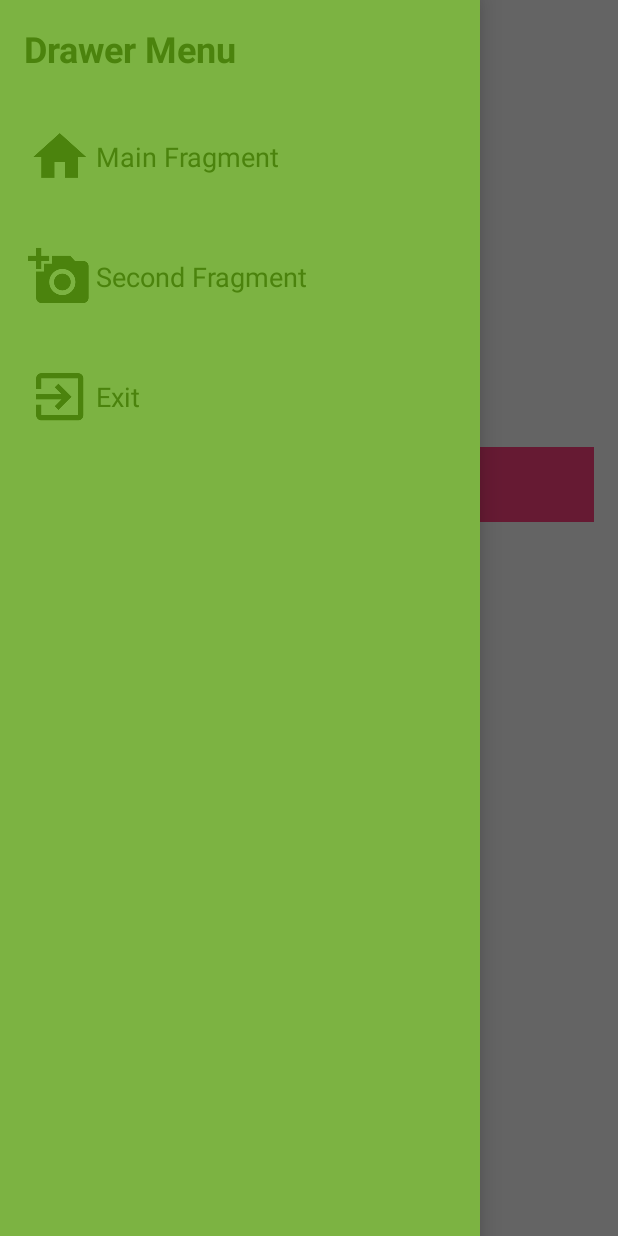
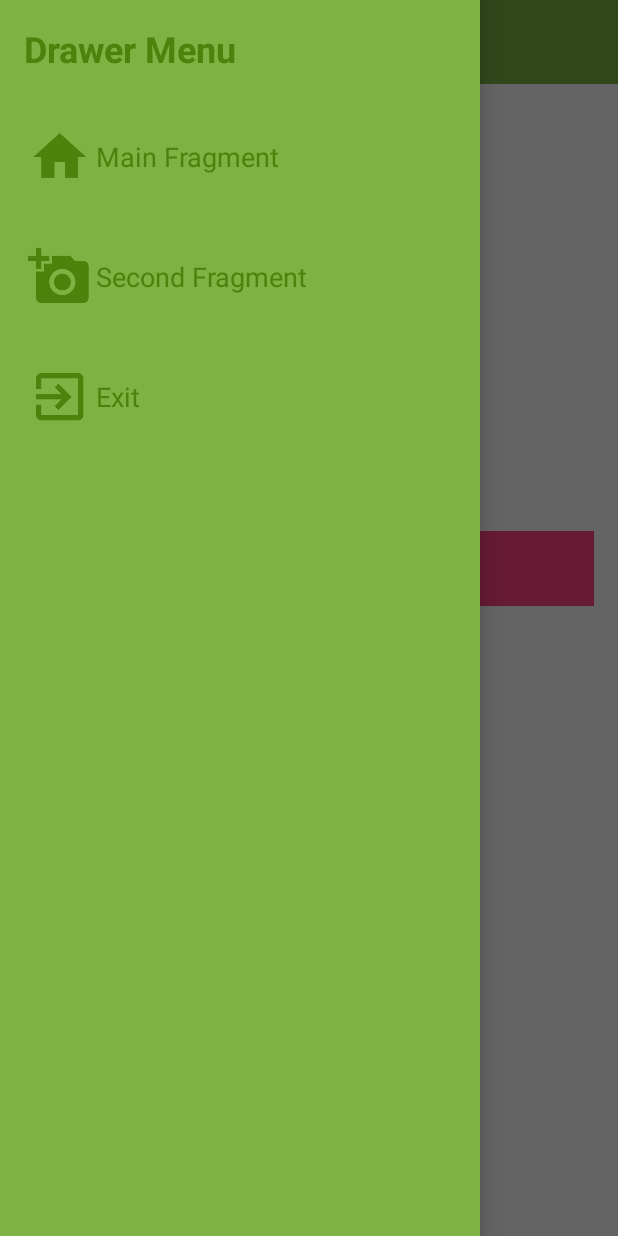
Before and after one commit to daow28/MyEasyService, an Android app: the screen it shows after launch (MainActivity), with the side drawer open, on a phone screen of 412 x 824 dp. Run offline under Robolectric (Android 15) with nearby library versions, the phone set to English and light mode, and no system bars.

Commit message:
Hamburger Icon Finish

```diff
--- a/app/src/main/java/app/tsc/rotchanan/myeasyservice/MainActivity.java
+++ b/app/src/main/java/app/tsc/rotchanan/myeasyservice/MainActivity.java
@@ -1,17 +1,26 @@
 package app.tsc.rotchanan.myeasyservice;
 
+import android.content.res.Configuration;
+import android.support.annotation.Nullable;
 import android.support.v4.widget.DrawerLayout;
+import android.support.v7.app.ActionBarDrawerToggle;
 import android.support.v7.app.AppCompatActivity;
 import android.os.Bundle;
+import android.support.v7.widget.Toolbar;
+import android.view.MenuItem;
 import android.view.View;
 import android.widget.Button;
 import android.widget.TextView;
 
 import app.tsc.rotchanan.myeasyservice.fragment.MainFragment;
+import app.tsc.rotchanan.myeasyservice.fragment.SecondFragment;
 
 public class MainActivity extends AppCompatActivity {
 
     private DrawerLayout drawerLayout;
+    private ActionBarDrawerToggle actionBarDrawerToggle;
+    private Toolbar toolbar;
+
 
     @Override
     protected void onCreate(Bundle savedInstanceState) {
@@ -28,7 +37,54 @@ public class MainActivity extends AppCompatActivity {
         textController();
 
 
+        // Create Toolbar
+        createToolbar();
+
+
     } // Main Method
+
+
+    @Override
+    public boolean onOptionsItemSelected(MenuItem item) {
+
+        if (actionBarDrawerToggle.onOptionsItemSelected(item)) {
+            return true;
+        }
+
+        return super.onOptionsItemSelected(item);
+    }
+
+    @Override
+    protected void onPostCreate(@Nullable Bundle savedInstanceState) {
+        super.onPostCreate(savedInstanceState);
+
+        actionBarDrawerToggle.syncState();
+
+    }
+
+    @Override
+    public void onConfigurationChanged(Configuration newConfig) {
+        super.onConfigurationChanged(newConfig);
+
+        actionBarDrawerToggle.onConfigurationChanged(newConfig);
+
+    }
+
+    private void createToolbar() {
+        toolbar = (Toolbar) findViewById(R.id.toolBarMain);
+        setSupportActionBar(toolbar);
+
+        actionBarDrawerToggle = new ActionBarDrawerToggle(
+                MainActivity.this,
+                drawerLayout,
+                R.string.open,
+                R.string.close
+        );
+        drawerLayout.setDrawerListener(actionBarDrawerToggle);
+        getSupportActionBar().setHomeButtonEnabled(true);
+        getSupportActionBar().setDisplayHomeAsUpEnabled(true);
+
+    }
 
     private void textController() {
         TextView mainTextView = (TextView) findViewById(R.id.txtMainFragment);
@@ -39,6 +95,11 @@ public class MainActivity extends AppCompatActivity {
         mainTextView.setOnClickListener(new View.OnClickListener() {
             @Override
             public void onClick(View v) {
+
+                getSupportFragmentManager().beginTransaction()
+                        .replace(R.id.contentFragmentMain, new MainFragment())
+                        .commit();
+
 
                 // Close Drawer
                 drawerLayout.closeDrawers();
@@ -51,6 +112,11 @@ public class MainActivity extends AppCompatActivity {
             @Override
             public void onClick(View v) {
 
+                getSupportFragmentManager().beginTransaction()
+                        .replace(R.id.contentFragmentMain, new SecondFragment())
+                        .commit();
+
+
                 // Close Drawer
                 drawerLayout.closeDrawers();
 
@@ -61,6 +127,8 @@ public class MainActivity extends AppCompatActivity {
         exitTextView.setOnClickListener(new View.OnClickListener() {
             @Override
             public void onClick(View v) {
+
+                finish();
 
                 // Close Drawer
                 drawerLayout.closeDrawers();
--- a/app/src/main/res/layout/activity_main.xml
+++ b/app/src/main/res/layout/activity_main.xml
@@ -15,6 +15,13 @@
         android:layout_height="match_parent">
 
         <!--Tool bar-->
+        <android.support.v7.widget.Toolbar
+            android:id="@+id/toolBarMain"
+            android:layout_width="match_parent"
+            android:layout_height="?attr/actionBarSize"
+            android:background="@color/colorPrimary"
+            app:theme="@style/ThemeOverlay.AppCompat.Dark.ActionBar"/>
+
 
 
         <!--Content Fragment-->
--- a/app/src/main/res/values/strings.xml
+++ b/app/src/main/res/values/strings.xml
@@ -1,4 +1,8 @@
 <resources>
     <string name="app_name">My Easy Service</string>
     <string name="name">มาสเตอร์ อึ่ง</string>
+
+    <string name="open">Open Drawer</string>
+    <string name="close">Close Drawer</string>
+
 </resources>
```
